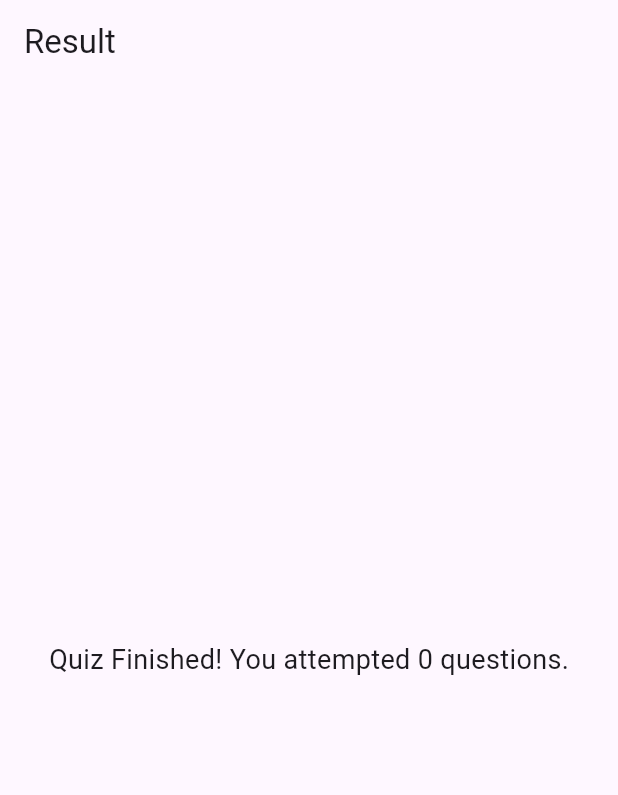
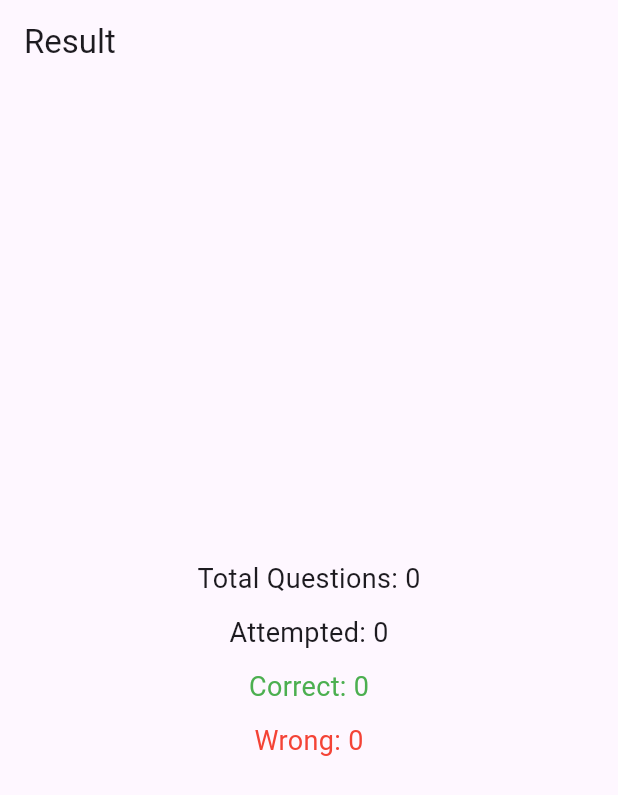
Before and after one commit to siddharth177/quizzer, a Flutter app: the ResultScreen screen opened directly with empty values, on a phone screen of 412 x 824 dp. Shown: the top 795 px of the screen. Run offline on Flutter 3.47's test engine with Material 3 defaults, Android fonts, the phone set to English and light mode, and no system bars.

Commit message:
displaying results

```diff
--- a/lib/screens/quiz_screen.dart
+++ b/lib/screens/quiz_screen.dart
@@ -14,12 +14,18 @@ class QuizScreen extends StatefulWidget {
 class _QuizScreenState extends State<QuizScreen> {
   int currentIndex = 0;
   bool? isCorrect;
+  int attempted = 0;
+  int correct = 0;
 
   void checkAnswer(String answer) {
     final correctAnswer = widget.questions[currentIndex].answer;
+    final isRight =
+    (answer.trim().toLowerCase() == correctAnswer.trim().toLowerCase());
+
     setState(() {
-      isCorrect =
-      (answer.trim().toLowerCase() == correctAnswer.trim().toLowerCase());
+      isCorrect = isRight;
+      attempted++;
+      if (isRight) correct++;
     });
   }
 
@@ -33,7 +39,11 @@ class _QuizScreenState extends State<QuizScreen> {
       Navigator.pushReplacement(
         context,
         MaterialPageRoute(
-          builder: (context) => ResultScreen(total: widget.questions.length),
+          builder: (context) => ResultScreen(
+            total: widget.questions.length,
+            attempted: attempted,
+            correct: correct,
+          ),
         ),
       );
     }
--- a/lib/screens/result_screen.dart
+++ b/lib/screens/result_screen.dart
@@ -1,18 +1,38 @@
+import 'package:flutter/cupertino.dart';
 import 'package:flutter/material.dart';
 
 class ResultScreen extends StatelessWidget {
   final int total;
+  final int attempted;
+  final int correct;
 
-  const ResultScreen({super.key, required this.total});
+  const ResultScreen({
+    super.key,
+    required this.total,
+    required this.attempted,
+    required this.correct,
+  });
 
   @override
   Widget build(BuildContext context) {
     return Scaffold(
       appBar: AppBar(title: const Text("Result")),
       body: Center(
-        child: Text(
-          "Quiz Finished! You attempted $total questions.",
-          style: const TextStyle(fontSize: 18),
+        child: Column(
+          mainAxisAlignment: MainAxisAlignment.center,
+          children: [
+            Text("Total Questions: $total",
+                style: const TextStyle(fontSize: 18)),
+            const SizedBox(height: 10),
+            Text("Attempted: $attempted",
+                style: const TextStyle(fontSize: 18)),
+            const SizedBox(height: 10),
+            Text("Correct: $correct",
+                style: const TextStyle(fontSize: 18, color: Colors.green)),
+            const SizedBox(height: 10),
+            Text("Wrong: ${attempted - correct}",
+                style: const TextStyle(fontSize: 18, color: Colors.red)),
+          ],
         ),
       ),
     );
```
